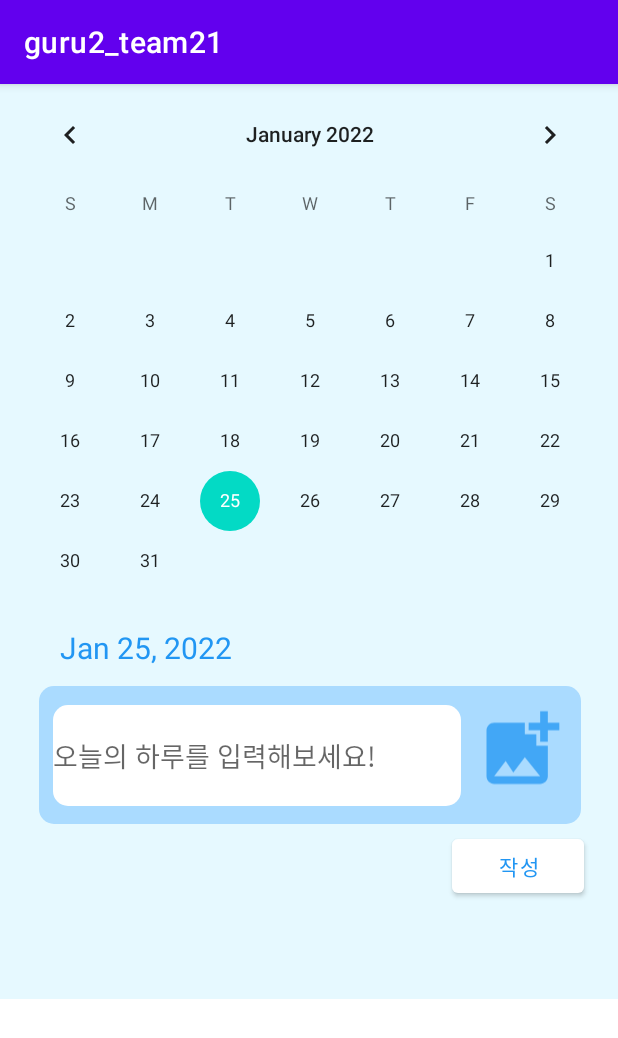
After one commit to Hyobeen-Park/guru2_team21, an Android app: the RecordActivity screen opened directly, with no data from a screen before it, on a phone screen of 412 x 824 dp. The commit adds this screen. Shown: the top 1038 px of the screen. Run offline under Robolectric (Android 15) with nearby library versions, the phone set to English and light mode, and no system bars.

Commit message:
colors.xml 파일 배경색 추가 기록 화면구성(+리사이클러뷰)

```diff
--- /dev/null
+++ b/app/src/main/java/com/example/guru2_team21/DiaryListRv.java
@@ -0,0 +1,4 @@
+package com.example.guru2_team21;
+
+public class DiaryListRv {
+}
--- /dev/null
+++ b/app/src/main/java/com/example/guru2_team21/RecordActivity.kt
@@ -0,0 +1,38 @@
+package com.example.guru2_team21
+
+import androidx.appcompat.app.AppCompatActivity
+import android.os.Bundle
+import android.widget.*
+import java.text.DateFormat
+import java.util.*
+
+class RecordActivity : AppCompatActivity() {
+
+    lateinit var calendarView: CalendarView
+    lateinit var datetv: TextView
+    lateinit var diaryedt: EditText
+    lateinit var diaryimg: ImageView
+    lateinit var writebtn: Button
+
+    override fun onCreate(savedInstanceState: Bundle?) {
+        super.onCreate(savedInstanceState)
+        setContentView(R.layout.activity_record)
+
+        calendarView = findViewById<CalendarView>(R.id.calenderView)
+        datetv = findViewById<TextView>(R.id.datetv)
+        diaryedt = findViewById<EditText>(R.id.diaryedt)
+        diaryimg = findViewById<ImageView>(R.id.diaryimg)
+        writebtn = findViewById<Button>(R.id.writebtn)
+
+        val currentDate: String = DateFormat.getDateInstance().format(Date())
+        datetv.setText(currentDate)
+
+        calendarView.setOnDateChangeListener { calendarView, year, month, date ->
+            datetv.text = "$year"+". "+"${month+1}"+". "+"$date"+"."
+        }
+
+        writebtn.setOnClickListener {
+            Toast.makeText(this, "작성이 완료되었습니다.", Toast.LENGTH_SHORT).show()
+        }
+    }
+}
--- /dev/null
+++ b/app/src/main/res/drawable/ic_baseline_add_photo_alternate_24.xml
@@ -0,0 +1,5 @@
+<vector android:alpha="0.76" android:height="24dp"
+    android:tint="#2196F3" android:viewportHeight="24"
+    android:viewportWidth="24" android:width="24dp" xmlns:android="http://schemas.android.com/apk/res/android">
+    <path android:fillColor="@android:color/white" android:pathData="M19,7v2.99s-1.99,0.01 -2,0L17,7h-3s0.01,-1.99 0,-2h3L17,2h2v3h3v2h-3zM16,11L16,8h-3L13,5L5,5c-1.1,0 -2,0.9 -2,2v12c0,1.1 0.9,2 2,2h12c1.1,0 2,-0.9 2,-2v-8h-3zM5,19l3,-4 2,3 3,-4 4,5L5,19z"/>
+</vector>
--- /dev/null
+++ b/app/src/main/res/drawable/record_edt_bg.xml
@@ -0,0 +1,6 @@
+<?xml version="1.0" encoding="utf-8"?>
+<shape xmlns:android="http://schemas.android.com/apk/res/android">
+    <solid android:color="#ffffff"/>
+
+    <corners android:radius="10dp"/>
+</shape>
--- /dev/null
+++ b/app/src/main/res/drawable/record_wirte_bg.xml
@@ -0,0 +1,6 @@
+<?xml version="1.0" encoding="utf-8"?>
+<shape xmlns:android="http://schemas.android.com/apk/res/android">
+    <solid android:color="#AADBFF"/>
+
+    <corners android:radius="10dp"/>
+</shape>
--- /dev/null
+++ b/app/src/main/res/layout/activity_record.xml
@@ -0,0 +1,130 @@
+<?xml version="1.0" encoding="utf-8"?>
+<ScrollView xmlns:android="http://schemas.android.com/apk/res/android"
+    xmlns:app="http://schemas.android.com/apk/res-auto"
+    xmlns:tools="http://schemas.android.com/tools"
+    android:layout_width="match_parent"
+    android:layout_height="match_parent"
+    tools:context=".RecordActivity">
+
+    <?xml version="1.0" encoding="utf-8"?>
+    <ScrollView
+        android:layout_width="match_parent"
+        android:layout_height="match_parent"
+        android:background="#FFFFFF"
+        tools:context=".RecordActivty">
+
+        <androidx.constraintlayout.widget.ConstraintLayout
+            android:layout_width="413dp"
+            android:layout_height="590dp"
+            android:background="@color/background"
+            app:layout_constraintEnd_toEndOf="parent"
+            app:layout_constraintStart_toStartOf="parent"
+            app:layout_constraintTop_toTopOf="parent">
+
+            <CalendarView
+                android:id="@+id/calenderView"
+                android:layout_width="match_parent"
+                android:layout_height="wrap_content"
+                android:layout_marginBottom="272dp"
+                android:weekSeparatorLineColor="#FFFFFF"
+                app:layout_constraintBottom_toBottomOf="parent"
+                app:layout_constraintEnd_toEndOf="parent"
+                app:layout_constraintHorizontal_bias="0.0"
+                app:layout_constraintStart_toStartOf="parent">
+
+
+            </CalendarView>
+
+            <androidx.constraintlayout.widget.ConstraintLayout
+                android:id="@+id/constraintLayout"
+                android:layout_width="361dp"
+                android:layout_height="92dp"
+                android:layout_marginStart="16dp"
+                android:layout_marginTop="12dp"
+                android:layout_marginEnd="16dp"
+                android:background="@drawable/record_wirte_bg"
+                app:layout_constraintEnd_toEndOf="parent"
+                app:layout_constraintStart_toStartOf="parent"
+                app:layout_constraintTop_toBottomOf="@+id/datetv">
+
+                <EditText
+                    android:id="@+id/diaryedt"
+                    android:layout_width="272dp"
+                    android:layout_height="67dp"
+                    android:layout_marginStart="8dp"
+                    android:layout_marginLeft="8dp"
+                    android:layout_marginTop="8dp"
+                    android:layout_marginEnd="8dp"
+                    android:layout_marginRight="8dp"
+                    android:layout_marginBottom="8dp"
+                    android:background="@drawable/record_edt_bg"
+                    android:ems="10"
+                    android:hint="오늘의 하루를 입력해보세요!"
+                    android:inputType="text"
+                    app:layout_constraintBottom_toBottomOf="parent"
+                    app:layout_constraintEnd_toStartOf="@+id/diaryimg"
+                    app:layout_constraintStart_toStartOf="parent"
+                    app:layout_constraintTop_toTopOf="parent"
+                    app:layout_constraintVertical_bias="0.555" />
+
+                <ImageView
+                    android:id="@+id/diaryimg"
+                    android:layout_width="61dp"
+                    android:layout_height="67dp"
+                    android:layout_marginLeft="4dp"
+                    android:layout_marginTop="8dp"
+                    android:layout_marginEnd="8dp"
+                    android:layout_marginRight="8dp"
+                    android:layout_marginBottom="8dp"
+                    app:layout_constraintBottom_toBottomOf="parent"
+                    app:layout_constraintEnd_toEndOf="parent"
+                    app:layout_constraintStart_toEndOf="@+id/diaryedt"
+                    app:layout_constraintTop_toTopOf="parent"
+                    app:layout_constraintVertical_bias="0.111"
+                    app:srcCompat="@drawable/ic_baseline_add_photo_alternate_24" />
+
+            </androidx.constraintlayout.widget.ConstraintLayout>
+
+            <TextView
+                android:id="@+id/datetv"
+                android:layout_width="wrap_content"
+                android:layout_height="wrap_content"
+                android:layout_marginStart="40dp"
+                android:layout_marginLeft="40dp"
+                android:layout_marginTop="24dp"
+                android:background="#00FFFFFF"
+                android:text="yyyy.mm.dd"
+                android:textColor="#2196F3"
+                android:textColorHint="#00E91E63"
+                android:textColorLink="#00390E0E"
+                android:textSize="20sp"
+                app:layout_constraintStart_toStartOf="parent"
+                app:layout_constraintTop_toBottomOf="@+id/calenderView" />
+
+            <Button
+                android:id="@+id/writebtn"
+                android:layout_width="wrap_content"
+                android:layout_height="wrap_content"
+                android:layout_marginTop="4dp"
+                android:layout_marginEnd="24dp"
+                android:text="작성"
+                android:textColor="#2196F3"
+                app:backgroundTint="#FFFFFF"
+                app:layout_constraintEnd_toEndOf="parent"
+                app:layout_constraintTop_toBottomOf="@+id/constraintLayout" />
+
+            <androidx.recyclerview.widget.RecyclerView
+                android:layout_width="match_parent"
+                android:layout_height="wrap_content"
+                android:layout_marginTop="70dp"
+                app:layout_constraintEnd_toEndOf="parent"
+                app:layout_constraintStart_toStartOf="parent"
+                app:layout_constraintTop_toBottomOf="@+id/constraintLayout" />
+
+
+        </androidx.constraintlayout.widget.ConstraintLayout>
+
+
+    </ScrollView>
+
+</ScrollView>
--- a/app/src/main/res/values/colors.xml
+++ b/app/src/main/res/values/colors.xml
@@ -4,6 +4,7 @@
     <color name="purple_500">#FF6200EE</color>
     <color name="purple_700">#FF3700B3</color>
     <color name="teal_200">#FF03DAC5</color>
+    <color name ="background">#61BEEFFF</color>
     <color name="teal_700">#FF018786</color>
     <color name="black">#FF000000</color>
     <color name="white">#FFFFFFFF</color>
```
Also changed, not shown: app/src/main/AndroidManifest.xml (+5 -5 lines), app/src/main/res/layout/diarylist_rv_item.xml (added, +95 -0 lines).
